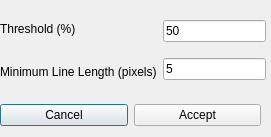
Above: BobRoss/cannyUI.ui from dongbu/painterRHIT before the change. Below: the same form after it.
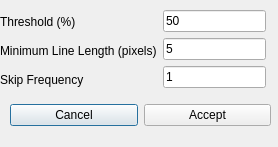
That is the form after the change.

Commit message:
Added the ability to tell our program to skip every so many points in order to simplify things on the fly for the ABB
Note: It has been noticed that parsing an image into regions causes a crash.  This was noticed on a clean build of previous code,
so I have reason to believe these changes are not responsible.

What changed in the file:
```diff
--- a/BobRoss/cannyUI.ui
+++ b/BobRoss/cannyUI.ui
@@ -6,8 +6,8 @@
    <rect>
     <x>0</x>
     <y>0</y>
-    <width>271</width>
-    <height>137</height>
+    <width>278</width>
+    <height>147</height>
    </rect>
   </property>
   <property name="windowTitle">
@@ -19,7 +19,7 @@
      <x>0</x>
      <y>10</y>
      <width>266</width>
-     <height>80</height>
+     <height>81</height>
     </rect>
    </property>
    <layout class="QHBoxLayout" name="horizontalLayout">
@@ -39,6 +39,13 @@
         </property>
        </widget>
       </item>
+      <item>
+       <widget class="QLabel" name="SkipLabel">
+        <property name="text">
+         <string>Skip Frequency</string>
+        </property>
+       </widget>
+      </item>
      </layout>
     </item>
     <item>
@@ -57,14 +64,21 @@
         </property>
        </widget>
       </item>
+      <item>
+       <widget class="QLineEdit" name="SkipInput">
+        <property name="text">
+         <string>1</string>
+        </property>
+       </widget>
+      </item>
      </layout>
     </item>
    </layout>
   </widget>
-  <widget class="QWidget" name="">
+  <widget class="QWidget" name="layoutWidget">
    <property name="geometry">
     <rect>
-     <x>0</x>
+     <x>10</x>
      <y>100</y>
      <width>261</width>
      <height>30</height>
```
The commit also changes 8 other files.
